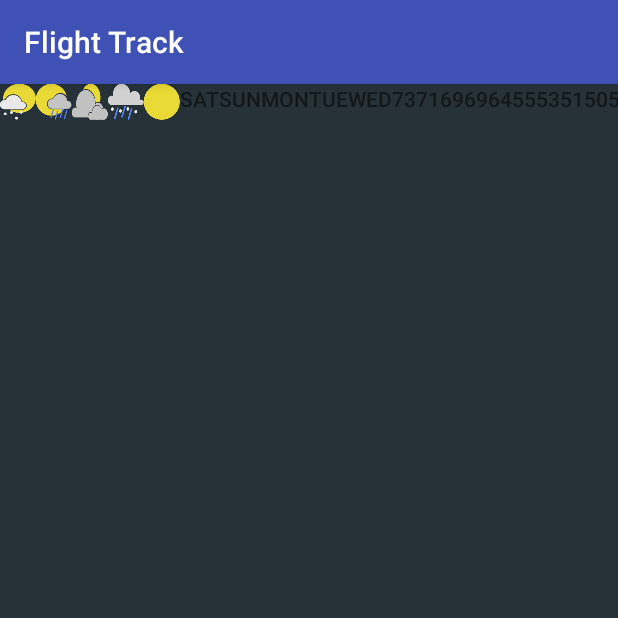
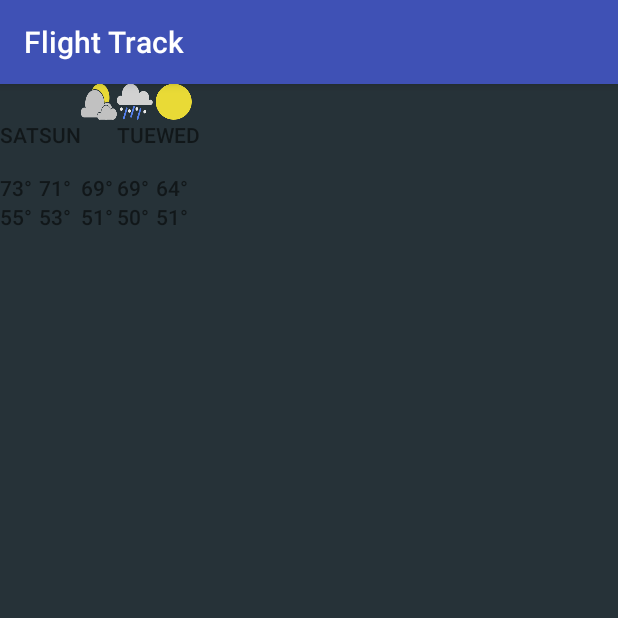
Before and after one commit to steve1rm/flighttrack, an Android app: the fragment MainFragment shown on its own in the app's theme, on a phone screen of 412 x 824 dp, the top half of it. Run offline under Robolectric (Android 15) with nearby library versions, the phone set to English and light mode, and no system bars.

Commit message:
Updated temperatures with degree symbol

```diff
--- a/app/src/main/res/layout/temperatures.xml
+++ b/app/src/main/res/layout/temperatures.xml
@@ -4,17 +4,19 @@
     xmlns:app="http://schemas.android.com/apk/res-auto"
     android:layout_width="match_parent"
     android:layout_height="wrap_content"
-    app:colomnCount="5"
+    app:columnCount="5"
     app:rowCount="4">
 
     <!--First Row -->
     <ImageView
         android:src="@drawable/chanceofsnow_24dp"
-        android:scaleType="centerInside"/>
+        android:scaleType="centerInside"
+        app:layout_columnWeight="1"/>
 
     <ImageView
         android:src="@drawable/lightrain_24dp"
-        android:scaleType="centerInside"/>
+        android:scaleType="centerInside"
+        app:layout_columnWeight="1"/>
 
     <ImageView
         android:src="@drawable/mostlycloudy_24dp"
@@ -40,6 +42,7 @@
         android:fontFamily="sans-serif-medium"/>
 
     <TextView
+        app:layout_columnWeight="1"
         android:text="MON"
         android:textSize="14sp"
         android:fontFamily="sans-serif-medium"/>
@@ -56,53 +59,53 @@
 
     <!-- Third Row -->
     <TextView
-        android:text="73"
+        android:text="73\u00B0"
         android:textSize="14sp"
         android:fontFamily="sans-serif-medium"/>
 
     <TextView
-        android:text="71"
+        android:text="71\u00B0"
         android:textSize="14sp"
         android:fontFamily="sans-serif-medium"/>
 
     <TextView
-        android:text="69"
+        android:text="69\u00B0"
         android:textSize="14sp"
         android:fontFamily="sans-serif-medium"/>
 
     <TextView
-        android:text="69"
+        android:text="69\u00B0"
         android:textSize="14sp"
         android:fontFamily="sans-serif-medium"/>
 
     <TextView
-        android:text="64"
+        android:text="64\u00B0"
         android:textSize="14sp"
         android:fontFamily="sans-serif-medium"/>
 
     <!--Forth Row -->
     <TextView
-        android:text="55"
+        android:text="55\u00B0"
         android:textSize="14sp"
         android:fontFamily="sans-serif-medium"/>
 
     <TextView
-        android:text="53"
+        android:text="53\u00B0"
         android:textSize="14sp"
         android:fontFamily="sans-serif-medium"/>
 
     <TextView
-        android:text="51"
+        android:text="51\u00B0"
         android:textSize="14sp"
         android:fontFamily="sans-serif-medium"/>
 
     <TextView
-        android:text="50"
+        android:text="50\u00B0"
         android:textSize="14sp"
         android:fontFamily="sans-serif-medium"/>
 
     <TextView
-        android:text="51"
+        android:text="51\u00B0"
         android:textSize="14sp"
         android:fontFamily="sans-serif-medium"/>
 
```
